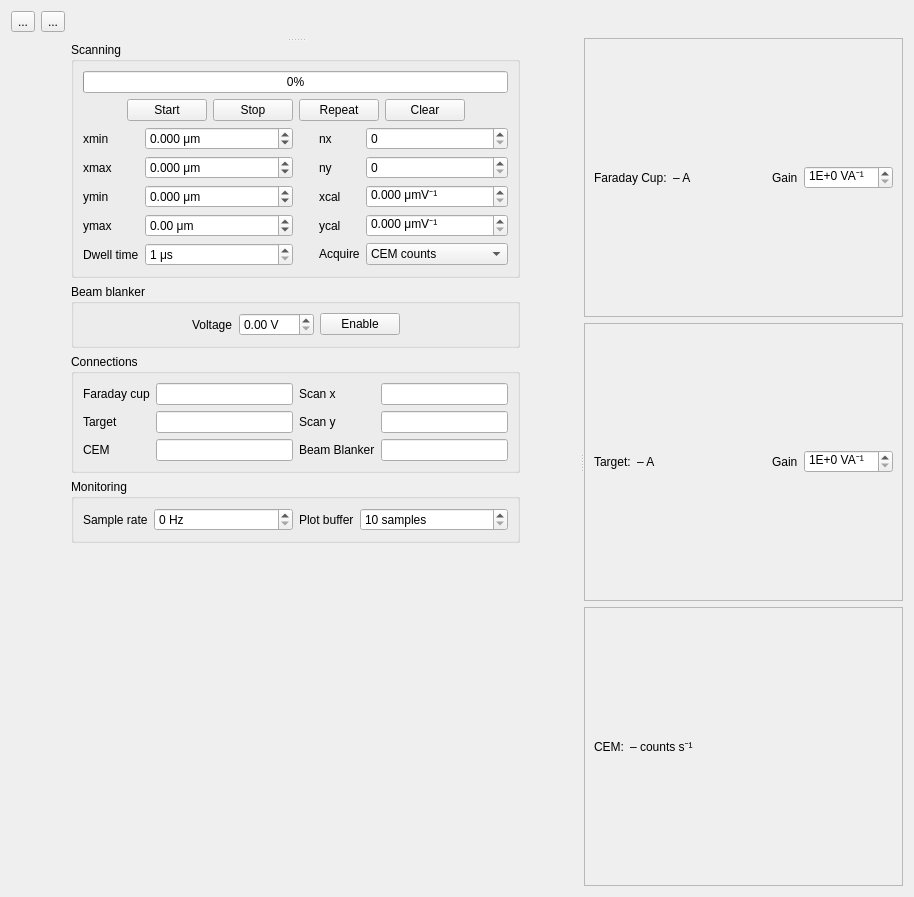
Before: the Qt Designer form fib_daqmx_scanner/main.ui in chrisjbillington/FIB-daqmx-scanner, drawn with Qt 5.
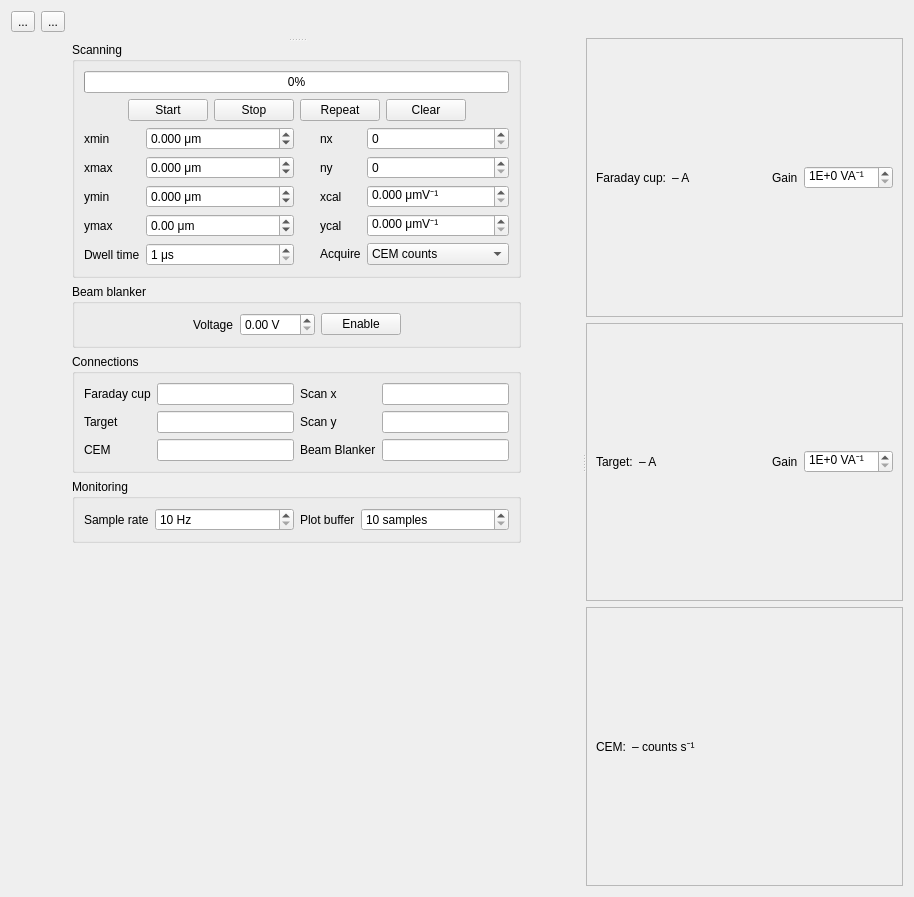
After: the same form once the commit is applied. Icons and pictures are not drawn.

Commit message:
Progress on analog input monitoring.
Currently using NI DAQmx callbacks to read data when it is available,
but this is finnicky - only accepts reading certain numbers of points
at a time in a way that is difficult to predict. Going to switch to
acquiring in a thread with a short timeout and see if that is better.

What changed in the file:
```diff
--- a/fib_daqmx_scanner/main.ui
+++ b/fib_daqmx_scanner/main.ui
@@ -440,6 +440,9 @@
                 <iconset resource="../../../venvs/labscript/qtutils/icons/icons.qrc">
                  <normaloff>:/qtutils/fugue/traffic-light-red.png</normaloff>:/qtutils/fugue/traffic-light-red.png</iconset>
                </property>
+               <property name="checkable">
+                <bool>true</bool>
+               </property>
               </widget>
              </item>
              <item>
@@ -548,6 +551,9 @@
                  <property name="suffix">
                   <string> Hz</string>
                  </property>
+                 <property name="minimum">
+                  <number>10</number>
+                 </property>
                  <property name="maximum">
                   <number>1000</number>
                  </property>
@@ -636,7 +642,7 @@
             <item>
              <widget class="QLabel" name="label_11">
               <property name="text">
-               <string>Faraday Cup:</string>
+               <string>Faraday cup:</string>
               </property>
              </widget>
             </item>
```
Left out of the diff: 21 changed lines with no effect on the pictures. The commit also changes 1 other file.
